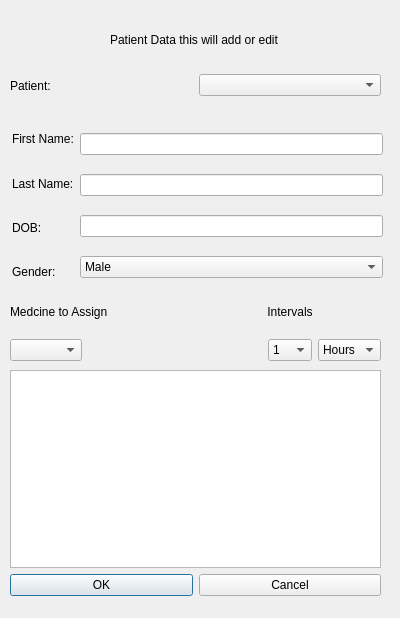
First picture: the form in addeditpatient.ui, repository luigiacuna/UB-GUI-OOP-Final-Project, before the edit.
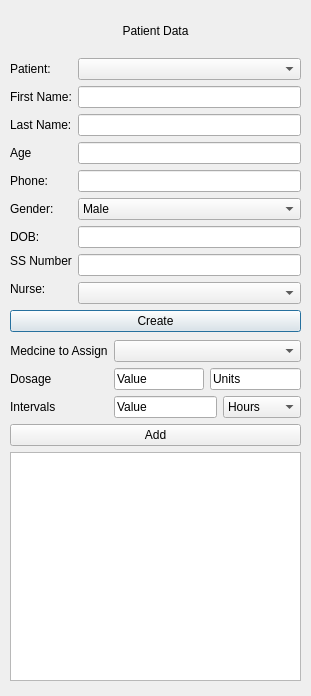
Second picture: the form after the edit.

Commit message:
major push  cant remember everything too tired
worked on the add edit user but in turn had to work on other places to make this work out the next phase to actually add to the db which hopefully wont take too long

Diff of the .ui file:
```diff
--- a/addeditpatient.ui
+++ b/addeditpatient.ui
@@ -6,283 +6,278 @@
    <rect>
     <x>0</x>
     <y>0</y>
-    <width>400</width>
-    <height>618</height>
+    <width>311</width>
+    <height>696</height>
    </rect>
   </property>
   <property name="windowTitle">
    <string>Dialog</string>
   </property>
-  <widget class="QLabel" name="currentPatientLabel">
-   <property name="geometry">
-    <rect>
-     <x>110</x>
-     <y>30</y>
-     <width>211</width>
-     <height>20</height>
-    </rect>
-   </property>
-   <property name="text">
-    <string>Patient Data this will add or edit</string>
-   </property>
-  </widget>
   <widget class="QWidget" name="layoutWidget">
    <property name="geometry">
     <rect>
      <x>10</x>
-     <y>290</y>
-     <width>371</width>
-     <height>71</height>
+     <y>10</y>
+     <width>291</width>
+     <height>322</height>
     </rect>
    </property>
    <layout class="QVBoxLayout" name="medicineDurationLayout">
     <item>
-     <layout class="QHBoxLayout" name="medincineLabels">
-      <item>
-       <widget class="QLabel" name="medicineLabelAssign">
-        <property name="text">
-         <string>Medcine to Assign</string>
-        </property>
-       </widget>
-      </item>
-      <item>
-       <widget class="QLabel" name="intervalsLabel">
-        <property name="text">
-         <string>Intervals</string>
-        </property>
-        <property name="alignment">
-         <set>Qt::AlignCenter</set>
-        </property>
-       </widget>
-      </item>
-     </layout>
+     <widget class="QLabel" name="mainTitle">
+      <property name="text">
+       <string>Patient Data</string>
+      </property>
+      <property name="alignment">
+       <set>Qt::AlignCenter</set>
+      </property>
+     </widget>
     </item>
     <item>
      <layout class="QHBoxLayout" name="intervalsInput">
       <item>
-       <widget class="QComboBox" name="medicineComboBox"/>
-      </item>
-      <item>
-       <spacer name="horizontalSpacer">
-        <property name="orientation">
-         <enum>Qt::Horizontal</enum>
-        </property>
-        <property name="sizeHint" stdset="0">
-         <size>
-          <width>40</width>
-          <height>20</height>
-         </size>
-        </property>
-       </spacer>
-      </item>
-      <item>
-       <widget class="QComboBox" name="numberIntervals">
+       <layout class="QVBoxLayout" name="patinetlabels">
         <item>
-         <property name="text">
-          <string>1</string>
-         </property>
+         <widget class="QLabel" name="selectedPatientLabel">
+          <property name="text">
+           <string>Patient:</string>
+          </property>
+         </widget>
         </item>
         <item>
-         <property name="text">
-          <string>2</string>
-         </property>
+         <widget class="QLabel" name="firstNameLabel">
+          <property name="text">
+           <string>First Name:</string>
+          </property>
+         </widget>
         </item>
         <item>
-         <property name="text">
-          <string>3</string>
-         </property>
+         <widget class="QLabel" name="lastNameLabel">
+          <property name="text">
+           <string>Last Name:</string>
+          </property>
+         </widget>
         </item>
         <item>
-         <property name="text">
-          <string>4</string>
-         </property>
+         <widget class="QLabel" name="ageLabel">
+          <property name="text">
+           <string>Age</string>
+          </property>
+         </widget>
         </item>
         <item>
-         <property name="text">
-          <string>5</string>
-         </property>
+         <widget class="QLabel" name="phoneLabel">
+          <property name="text">
+           <string>Phone:</string>
+          </property>
+         </widget>
         </item>
         <item>
-         <property name="text">
-          <string>6</string>
-         </property>
+         <widget class="QLabel" name="genderLabel">
+          <property name="text">
+           <string>Gender:</string>
+          </property>
+          <property name="alignment">
+           <set>Qt::AlignLeading|Qt::AlignLeft|Qt::AlignVCenter</set>
+          </property>
+         </widget>
         </item>
         <item>
-         <property name="text">
-          <string>7</string>
-         </property>
+         <widget class="QLabel" name="dobLabel">
+          <property name="text">
+           <string>DOB:</string>
+          </property>
+         </widget>
         </item>
         <item>
-         <property name="text">
-          <string>8</string>
-         </property>
+         <widget class="QLabel" name="ssNumLabel">
+          <property name="text">
+           <string>SS Number</string>
+          </property>
+          <property name="alignment">
+           <set>Qt::AlignLeading|Qt::AlignLeft|Qt::AlignTop</set>
+          </property>
+         </widget>
         </item>
         <item>
-         <property name="text">
-          <string>9</string>
-         </property>
+         <widget class="QLabel" name="label">
+          <property name="text">
+           <string>Nurse:</string>
+          </property>
+          <property name="alignment">
+           <set>Qt::AlignLeading|Qt::AlignLeft|Qt::AlignTop</set>
+          </property>
+         </widget>
         </item>
+       </layout>
+      </item>
+      <item>
+       <layout class="QVBoxLayout" name="patientInputs">
         <item>
-         <property name="text">
-          <string>10</string>
-         </property>
+         <widget class="QComboBox" name="selectedPatientCombo"/>
         </item>
         <item>
-         <property name="text">
-          <string>11</string>
-         </property>
+         <widget class="QLineEdit" name="firstNameInput"/>
         </item>
         <item>
-         <property name="text">
-          <string>12</string>
-         </property>
+         <widget class="QLineEdit" name="lastNameInput"/>
         </item>
-       </widget>
-      </item>
-      <item>
-       <widget class="QComboBox" name="hrsInterval">
         <item>
-         <property name="text">
-          <string>Hours</string>
-         </property>
+         <widget class="QLineEdit" name="ageInput"/>
         </item>
         <item>
-         <property name="text">
-          <string>Days</string>
-         </property>
+         <widget class="QLineEdit" name="phoneInput"/>
         </item>
-       </widget>
+        <item>
+         <widget class="QComboBox" name="genderComboBox">
+          <item>
+           <property name="text">
+            <string>Male</string>
+           </property>
+          </item>
+          <item>
+           <property name="text">
+            <string>Female</string>
+           </property>
+          </item>
+         </widget>
+        </item>
+        <item>
+         <widget class="QLineEdit" name="dobInputMaybe"/>
+        </item>
+        <item>
+         <widget class="QLineEdit" name="ssNumInput"/>
+        </item>
+        <item>
+         <widget class="QComboBox" name="nurseAssignComboBox"/>
+        </item>
+       </layout>
       </item>
      </layout>
     </item>
+    <item>
+     <widget class="QPushButton" name="createButton">
+      <property name="text">
+       <string>Create</string>
+      </property>
+     </widget>
+    </item>
    </layout>
   </widget>
   <widget class="QWidget" name="layoutWidget">
    <property name="geometry">
     <rect>
-     <x>12</x>
-     <y>120</y>
-     <width>371</width>
-     <height>171</height>
+     <x>10</x>
+     <y>340</y>
+     <width>291</width>
+     <height>341</height>
     </rect>
    </property>
-   <layout class="QHBoxLayout" name="inputLayout">
+   <layout class="QVBoxLayout" name="mainMedsLayout">
     <item>
-     <layout class="QVBoxLayout" name="patinetlabels">
+     <layout class="QHBoxLayout" name="horizontalLayout">
       <item>
-       <widget class="QLabel" name="firstNameLabel">
-        <property name="text">
-         <string>First Name:</string>
-        </property>
-       </widget>
+       <layout class="QVBoxLayout" name="medsLabels">
+        <item>
+         <widget class="QLabel" name="medicineLabelAssign">
+          <property name="text">
+           <string>Medcine to Assign</string>
+          </property>
+          <property name="alignment">
+           <set>Qt::AlignCenter</set>
+          </property>
+         </widget>
+        </item>
+        <item>
+         <widget class="QLabel" name="dosageLabel">
+          <property name="text">
+           <string>Dosage</string>
+          </property>
+         </widget>
+        </item>
+        <item>
+         <widget class="QLabel" name="intervalsLabel">
+          <property name="text">
+           <string>Intervals</string>
+          </property>
+          <property name="alignment">
+           <set>Qt::AlignLeading|Qt::AlignLeft|Qt::AlignVCenter</set>
+          </property>
+         </widget>
+        </item>
+       </layout>
       </item>
       <item>
-       <widget class="QLabel" name="lastNameLabel">
-        <property name="text">
-         <string>Last Name:</string>
-        </property>
-       </widget>
-      </item>
-      <item>
-       <widget class="QLabel" name="dobLabel">
-        <property name="text">
-         <string>DOB:</string>
-        </property>
-       </widget>
-      </item>
-      <item>
-       <widget class="QLabel" name="genderLabel">
-        <property name="text">
-         <string>Gender:</string>
-        </property>
-        <property name="alignment">
-         <set>Qt::AlignLeading|Qt::AlignLeft|Qt::AlignVCenter</set>
-        </property>
-       </widget>
-      </item>
-     </layout>
-    </item>
-    <item>
-     <layout class="QVBoxLayout" name="patientInputs">
-      <item>
-       <widget class="QLineEdit" name="firstNameInput"/>
-      </item>
-      <item>
-       <widget class="QLineEdit" name="lastNameInput"/>
-      </item>
-      <item>
-       <widget class="QLineEdit" name="dobInputMaybe"/>
-      </item>
-      <item>
-       <widget class="QComboBox" name="genderComboBox">
+       <layout class="QVBoxLayout" name="medsInputs">
         <item>
-         <property name="text">
-          <string>Male</string>
-         </property>
+         <widget class="QComboBox" name="medicineComboBox"/>
         </item>
         <item>
-         <property name="text">
-          <string>Female</string>
-         </property>
+         <layout class="QHBoxLayout" name="dosageLayout">
+          <item>
+           <widget class="QLineEdit" name="dosageInt">
+            <property name="text">
+             <string>Value</string>
+            </property>
+           </widget>
+          </item>
+          <item>
+           <widget class="QLineEdit" name="dosageUnits">
+            <property name="text">
+             <string>Units</string>
+            </property>
+           </widget>
+          </item>
+         </layout>
         </item>
-       </widget>
+        <item>
+         <layout class="QHBoxLayout" name="intervalLayout">
+          <item>
+           <widget class="QLineEdit" name="intervalValue">
+            <property name="text">
+             <string>Value</string>
+            </property>
+           </widget>
+          </item>
+          <item>
+           <widget class="QComboBox" name="intervalComboBox">
+            <item>
+             <property name="text">
+              <string>Hours</string>
+             </property>
+            </item>
+            <item>
+             <property name="text">
+              <string>Days</string>
+             </property>
+            </item>
+            <item>
+             <property name="text">
+              <string>Minutes</string>
+             </property>
+            </item>
+            <item>
+             <property name="text">
+              <string>Seconds</string>
+             </property>
+            </item>
+           </widget>
+          </item>
+         </layout>
+        </item>
+       </layout>
       </item>
      </layout>
     </item>
-   </layout>
-  </widget>
-  <widget class="QWidget" name="layoutWidget">
-   <property name="geometry">
-    <rect>
-     <x>10</x>
-     <y>370</y>
-     <width>371</width>
-     <height>226</height>
-    </rect>
-   </property>
-   <layout class="QVBoxLayout" name="verticalLayout">
+    <item>
+     <widget class="QPushButton" name="addToSchedule">
+      <property name="text">
+       <string>Add</string>
+      </property>
+     </widget>
+    </item>
     <item>
      <widget class="QTableWidget" name="scheduleTableWidget"/>
-    </item>
-    <item>
-     <layout class="QHBoxLayout" name="selectionLabels">
-      <item>
-       <widget class="QPushButton" name="okButton">
-        <property name="text">
-         <string>OK</string>
-        </property>
-       </widget>
-      </item>
-      <item>
-       <widget class="QPushButton" name="cancelButton">
-        <property name="text">
-         <string>Cancel</string>
-        </property>
-       </widget>
-      </item>
-     </layout>
-    </item>
-   </layout>
-  </widget>
-  <widget class="QWidget" name="layoutWidget">
-   <property name="geometry">
-    <rect>
-     <x>10</x>
-     <y>70</y>
-     <width>371</width>
-     <height>31</height>
-    </rect>
-   </property>
-   <layout class="QHBoxLayout" name="horizontalLayout">
-    <item>
-     <widget class="QLabel" name="selectedPatientLabel">
-      <property name="text">
-       <string>Patient:</string>
-      </property>
-     </widget>
-    </item>
-    <item>
-     <widget class="QComboBox" name="selectedPatientCombo"/>
     </item>
    </layout>
   </widget>
```
Left out of the diff: 4 changed lines with no effect on the pictures. The commit also changes 11 other files.
